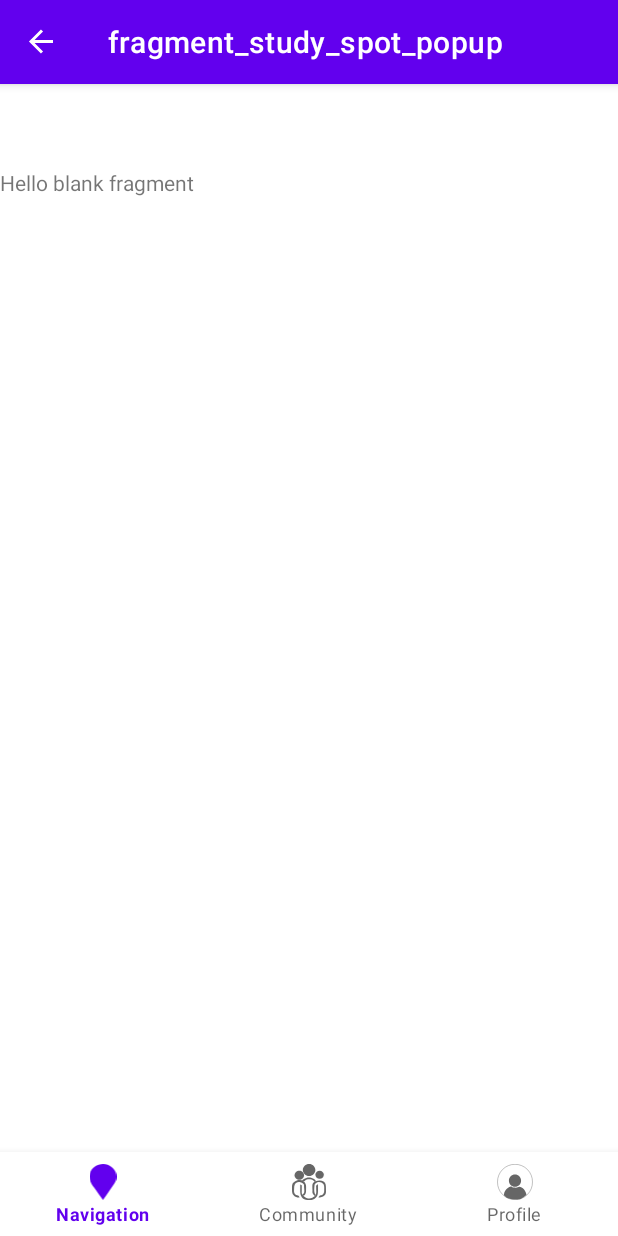
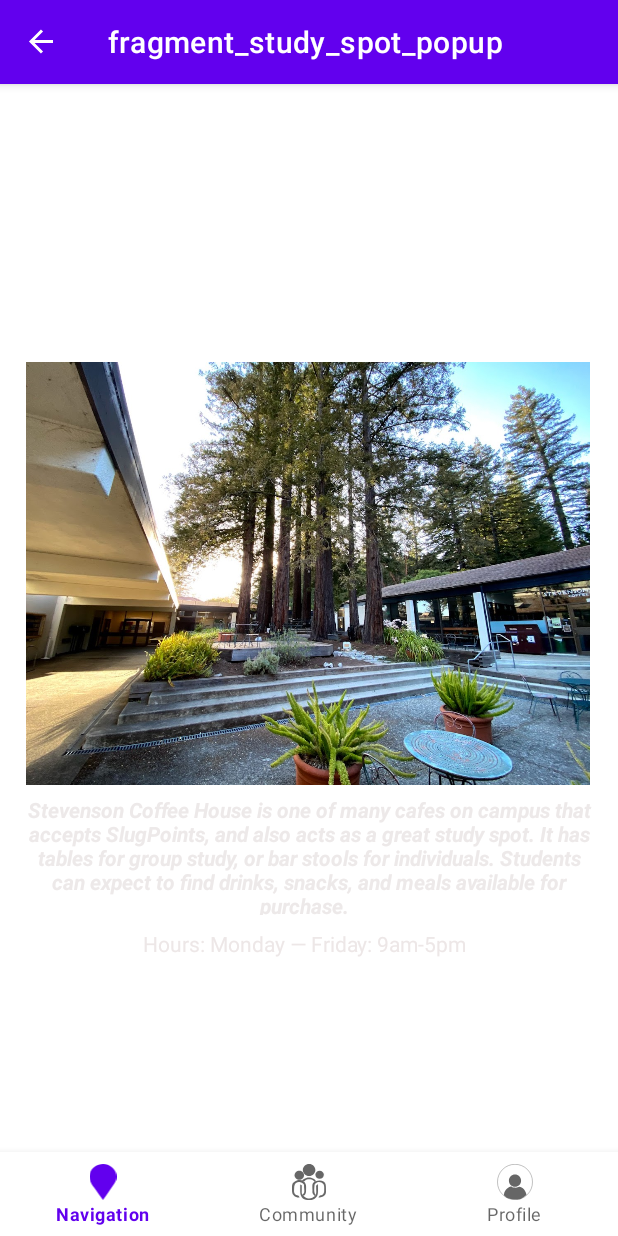
Before and after one commit to JMack21/cruzhacks23, an Android app: the StudySpotPopupFragment screen opened through its navigation route, on a phone screen of 412 x 824 dp. Run offline under Robolectric (Android 15) with nearby library versions, the phone set to English and light mode, and no system bars; our stand-ins replace navigation-ui.

Commit message:
Edited Study Spot Fragment xml file with image & text.

```diff
--- a/silvertrails/app/src/main/res/layout/fragment_study_spot_popup.xml
+++ b/silvertrails/app/src/main/res/layout/fragment_study_spot_popup.xml
@@ -1,5 +1,6 @@
 <?xml version="1.0" encoding="utf-8"?>
 <FrameLayout xmlns:android="http://schemas.android.com/apk/res/android"
+    xmlns:app="http://schemas.android.com/apk/res-auto"
     xmlns:tools="http://schemas.android.com/tools"
     android:layout_width="match_parent"
     android:layout_height="match_parent"
@@ -7,9 +8,47 @@
     tools:context=".StudySpotPopupFragment">
 
     <!-- TODO: Update blank fragment layout -->
-    <TextView
+    <androidx.constraintlayout.widget.ConstraintLayout
         android:layout_width="match_parent"
-        android:layout_height="match_parent"
-        android:text="@string/hello_blank_fragment" />
+        android:layout_height="match_parent">
+
+        <ImageView
+            android:id="@+id/imageView"
+            android:layout_width="376dp"
+            android:layout_height="374dp"
+            android:layout_marginStart="17dp"
+            android:layout_marginTop="83dp"
+            android:src="@drawable/_021_05_31"
+            app:layout_constraintStart_toStartOf="parent"
+            app:layout_constraintTop_toTopOf="parent" />
+
+        <TextView
+            android:id="@+id/textView"
+            android:layout_width="378dp"
+            android:layout_height="80dp"
+            android:layout_marginStart="17dp"
+            android:layout_marginTop="418dp"
+            android:gravity="center"
+            android:text="Stevenson Coffee House is one of many cafes on campus that accepts SlugPoints, and also acts as a great study spot. It has tables for group study, or bar stools for individuals. Students can expect to find drinks, snacks, and meals available for purchase.  "
+            android:textColor="#EDE9E9"
+            android:textColorHighlight="#5E100E0E"
+            android:textStyle="bold|italic"
+            android:typeface="sans"
+            app:layout_constraintStart_toStartOf="parent"
+            app:layout_constraintTop_toTopOf="parent" />
+
+        <TextView
+            android:id="@+id/textView2"
+            android:layout_width="wrap_content"
+            android:layout_height="wrap_content"
+            android:layout_marginStart="95dp"
+            android:layout_marginTop="507dp"
+            android:text="Hours: Monday — Friday: 9am-5pm "
+            android:textColor="#EDE7E7"
+            android:textColorHighlight="#36333131"
+            app:layout_constraintStart_toStartOf="parent"
+            app:layout_constraintTop_toTopOf="parent" />
+
+    </androidx.constraintlayout.widget.ConstraintLayout>
 
 </FrameLayout>
```
Also changed, not shown: silvertrails/app/src/main/res/drawable/_021_05_31.jpg (added).
